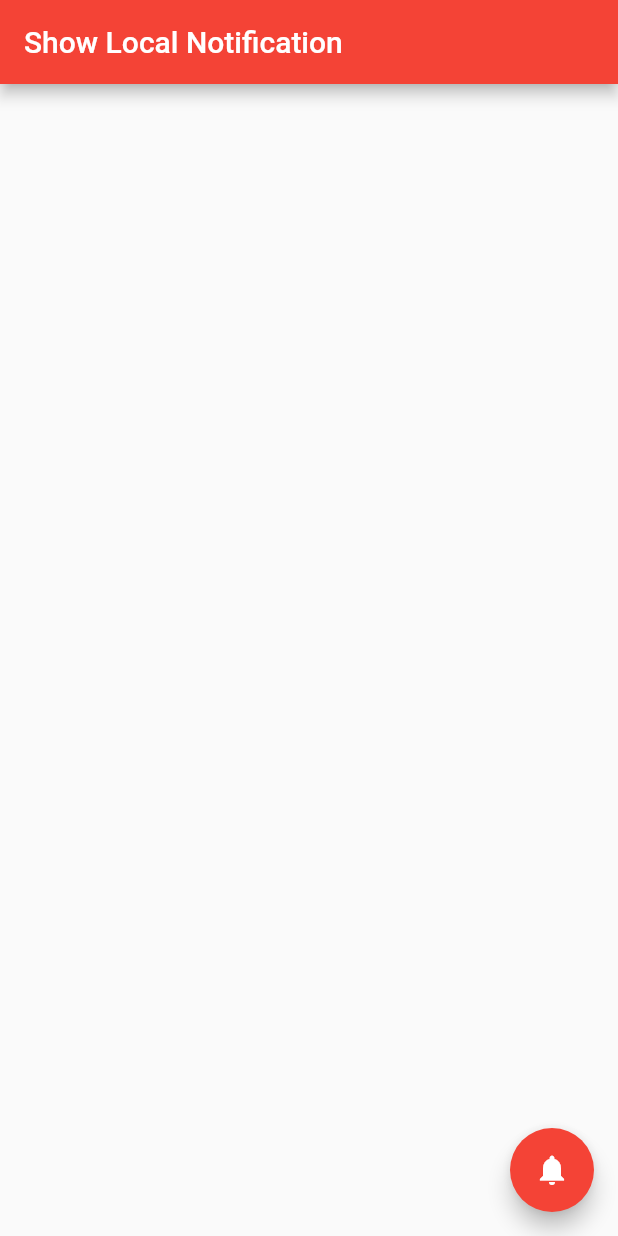
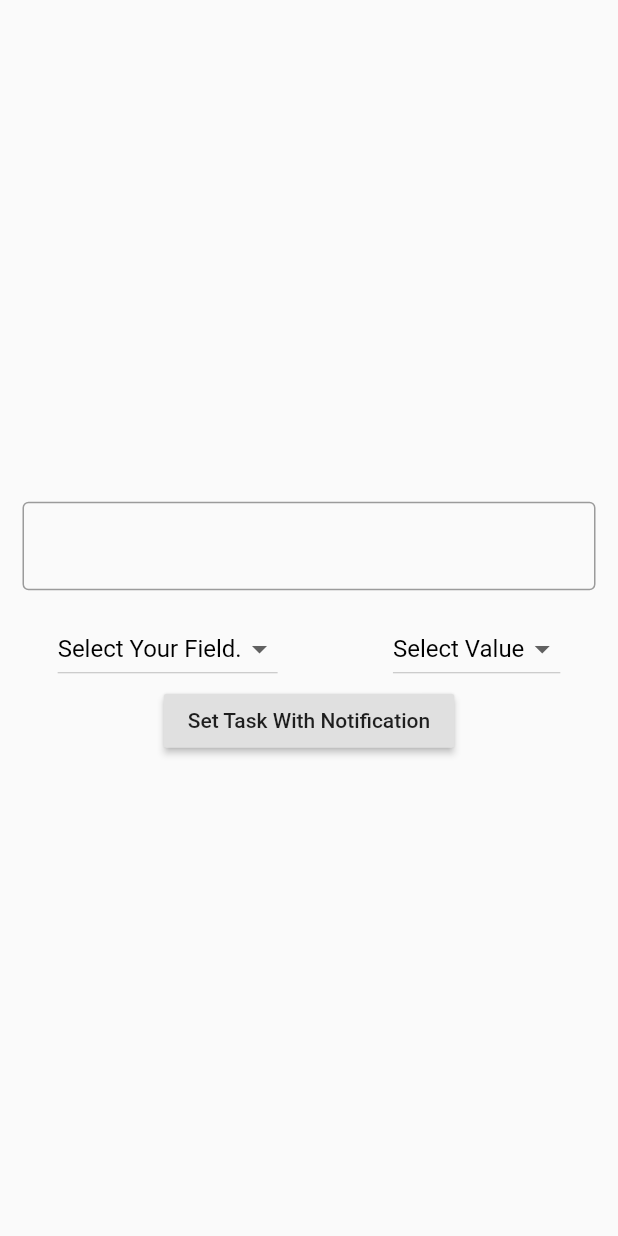
Before and after one commit to Arjun544/state_management, a Flutter app: the HomePage screen opened directly, on a phone screen of 412 x 824 dp. Run offline on Flutter 3.47's test engine with Material 2 defaults, Android fonts, the phone set to English and light mode, and no system bars; our stand-ins replace flutter_local_notifications, flutter_native_timezone, get, timezone.

Commit message:
Show Local Notification - with Getx

```diff
--- a/lib/home_page.dart
+++ b/lib/home_page.dart
@@ -8,19 +8,86 @@ class HomePage extends GetView<HomeController> {
   @override
   Widget build(BuildContext context) {
     return Scaffold(
-      appBar: AppBar(
-        title: Text('Show Local Notification'),
-      ),
       body: Center(
         child: Column(
           mainAxisAlignment: MainAxisAlignment.center,
-          children: <Widget>[],
+          children: [
+            Padding(
+              padding: const EdgeInsets.all(15.0),
+              child: TextField(
+                decoration: InputDecoration(border: OutlineInputBorder()),
+                onChanged: (task) {
+                  homeController.task = task;
+                },
+              ),
+            ),
+            Row(
+              mainAxisAlignment: MainAxisAlignment.spaceAround,
+              children: [
+                DropdownButton(
+                  value: homeController.selectedParam,
+                  items: [
+                    DropdownMenuItem(
+                      child: Text("Seconds"),
+                      value: "Seconds",
+                    ),
+                    DropdownMenuItem(
+                      child: Text("Minutes"),
+                      value: "Minutes",
+                    ),
+                    DropdownMenuItem(
+                      child: Text("Hours"),
+                      value: "Hours",
+                    ),
+                  ],
+                  hint: Text(
+                    "Select Your Field.",
+                    style: TextStyle(
+                      color: Colors.black,
+                    ),
+                  ),
+                  onChanged: (selectedParam) {
+                    homeController.selectedParam = selectedParam;
+                  },
+                ),
+                DropdownButton(
+                  value: homeController.val,
+                  items: [
+                    DropdownMenuItem(
+                      child: Text("1"),
+                      value: 11,
+                    ),
+                    DropdownMenuItem(
+                      child: Text("2"),
+                      value: 22,
+                    ),
+                    DropdownMenuItem(
+                      child: Text("3"),
+                      value: 33,
+                    ),
+                    DropdownMenuItem(
+                      child: Text("4"),
+                      value: 44,
+                    ),
+                  ],
+                  hint: Text(
+                    "Select Value",
+                    style: TextStyle(
+                      color: Colors.black,
+                    ),
+                  ),
+                  onChanged: (val) {
+                    homeController.val = val;
+                  },
+                ),
+              ],
+            ),
+            RaisedButton(
+              onPressed: homeController.showNotification,
+              child: new Text('Set Task With Notification'),
+            )
+          ],
         ),
-      ),
-      floatingActionButton: FloatingActionButton(
-        onPressed: homeController.showNotification,
-        tooltip: 'Increment',
-        child: Icon(Icons.notifications),
       ),
     );
   }
```
Also changed, not shown: lib/home_controller.dart (+57 -58 lines), lib/main.dart (+26 -6 lines).
